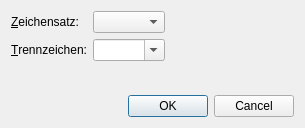
Qt form src/gui/windows/CsvExportDialog.ui (startkladde/startkladde) before a commit.
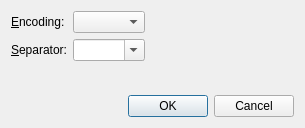
The same form after that commit.

Diff of the .ui file:
```diff
--- a/src/gui/windows/CsvExportDialog.ui
+++ b/src/gui/windows/CsvExportDialog.ui
@@ -19,7 +19,7 @@
      <item row="0" column="0">
       <widget class="QLabel" name="label">
        <property name="text">
-        <string>&amp;Zeichensatz:</string>
+        <string>&amp;Encoding:</string>
        </property>
        <property name="buddy">
         <cstring>charsetList</cstring>
@@ -49,7 +49,7 @@
      <item row="1" column="0">
       <widget class="QLabel" name="label_2">
        <property name="text">
-        <string>&amp;Trennzeichen:</string>
+        <string>&amp;Separator:</string>
        </property>
        <property name="buddy">
         <cstring>separatorInput</cstring>
```
